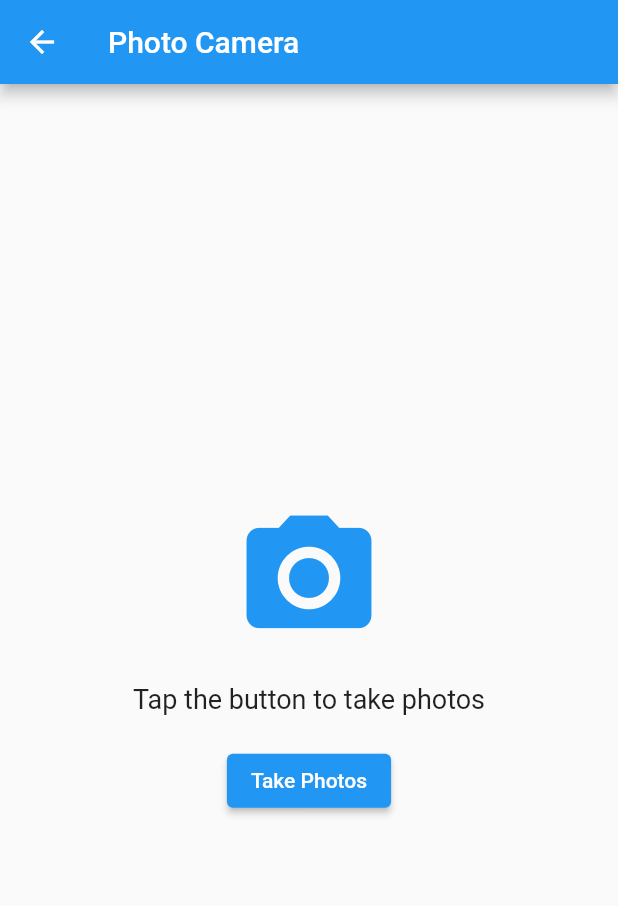
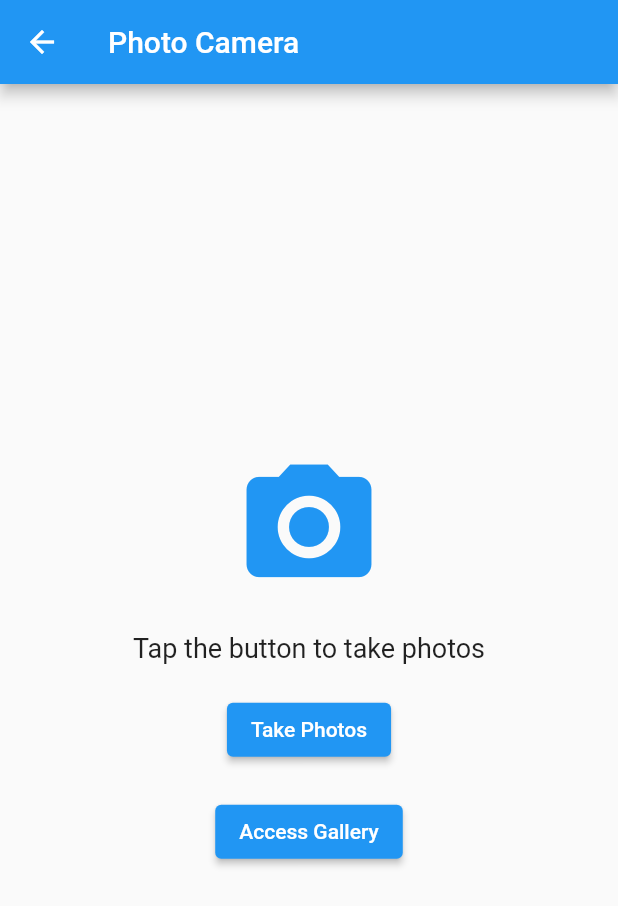
Before and after one commit to alaw-bot/Cloud-Based-Photo-Editing-Mobile-Application, a Flutter app: the PhotoCameraPage screen opened directly, on a phone screen of 412 x 824 dp. Shown: the top 906 px of the screen. Run offline on Flutter 3.47's test engine with Material 2 defaults, Android fonts, the phone set to English and light mode, and no system bars; our stand-ins replace camera, image_picker.

Commit message:
last update

```diff
--- a/lib/main.dart
+++ b/lib/main.dart
@@ -130,6 +130,13 @@ class PhotoCameraPage extends StatelessWidget {
               },
               child: Text('Take Photos'),
             ),
+            SizedBox(height: 20.0),
+            ElevatedButton(
+              onPressed: () {
+                // Add code to access the camera for taking photos
+              },
+              child: Text('Access Gallery'),
+            ),
           ],
         ),
       ),
```
